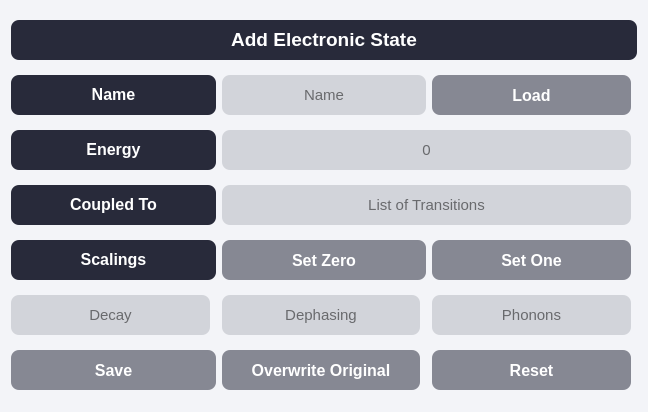
Above: add_electronic.ui from davidbauch/QDaCC-GUI before the change. Below: the same form after it.
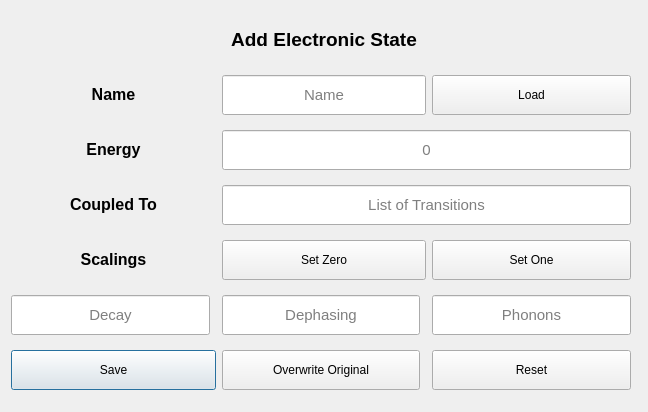
That is the form after the change.

Patch:
```diff
--- a/add_electronic.ui
+++ b/add_electronic.ui
@@ -13,50 +13,6 @@
   <property name="windowTitle">
    <string>Dialog</string>
   </property>
-  <property name="styleSheet">
-   <string notr="true">QWidget {background-color: #F3F4F8;}
-
-QPushButton {background-color: #88282A3A;  color: #FFFFFF; border-radius: 8px;  font-weight: bold; font-size: 16px; }
-QPushButton::hover {background-color: qlineargradient( x1:0 y1:0, x2:0 y2:1, stop:0.9 #D2D4DA, stop:0.91 #88282A3A);}
-QPushButton[objectName^=&quot;button_next_tab&quot;] {background-color: qlineargradient( x1:0 y1:0, x2:0 y2:1, stop:0.9 #f4501e, stop:0.91 #8d2f13);  color: #FFFFFF; border-radius: 8px; }
-QPushButton[objectName^=&quot;button_next_tab&quot;]::hover {background-color: #aaf4501e; transition: 2.5s;}
-
-QTextEdit {background-color: #D2D4DA;}
-QTextEdit::hover {background-color: #D2D4DA}
-
-QLabel {background-color: #282A3A; border-radius: 8px; color: #FFFFFF;}
-QLabel[objectName^=&quot;label_title&quot;] {background-color: #44282A3A; border-radius: 8px; color: #000000; border-bottom-right-radius: 0; border-bottom-left-radius: 0; border-bottom-width: 2px; border-bottom-color: #000000;}
-QLabel[objectName^=&quot;label_output&quot;] {background-color: #44282A3A; border-radius: 8px; color: #000000; border-top-right-radius: 0; border-top-left-radius: 0; }
-QLabel[objectName^=&quot;label_plot&quot;] {background-color: #44282A3A; border-radius: 8px; color: #000000;  border-top-right-radius: 0; border-top-left-radius: 0; }
-
-QLineEdit {border-radius: 8px;background-color: #D2D4DA; }
-QLineEdit::hover {background-color: #D2D4DA}
-
-QComboBox {border-radius: 8px; background-color: #D2D4DA;  padding-left: 10% }
-QComboBox::hover {background-color: #D2D4DA}
-
-QCheckBox {background-color: #D2D4DA;border-radius: 8px; padding-left:10% }
-QCheckBox::hover {background-color: #D2D4DA}
-
-QTextBrowser {background-color: #D2D4DA; }
-QTextBrowser[objectName^=&quot;text_output&quot;] {background-color: #44282A3A; border-radius: 8px; color: #000000; }
-
-QTabWidget::tab-bar {   border: 0px solid #282A3A;}
-QTabBar::tab {  background-color: #88282A3A;  color: white;  padding-left: 10px; padding-right:10px; padding-bottom: 10px; padding-top: 5px; font-weight: bold;}
-QTabBar::tab:selected { background-color: qlineargradient( x1:0 y1:0, x2:0 y2:1, stop:0.9 #282A3A, stop:0.91 #88282A3A); padding-right:50px; padding-left:50px; border-width: 2px; border-color: black}
-
-QScrollBar::handle:vertical {background-color: #282A3A; min-height: 30px;max-height: 20%;border-radius: 7px; margin: 0}
-QScrollBar::handle:vertical:hover{background-color: #88282A3A;}
-QScrollBar::handle:vertical:pressed {background-color: #f4501e;}
-QScrollBar::sub-line:vertical {border: none;background-color: #f4501e;height: 15px;border-top-left-radius: 7px;border-top-right-radius: 7px;subcontrol-position: top;subcontrol-origin: 0;max-height: 20%;}
-QScrollBar::sub-line:vertical:hover {background-color: #88282A3A;}
-QScrollBar::sub-line:vertical:pressed {background-color: #f4501e;}
-QScrollBar::add-line:vertical {border: none;background-color: #f4501e;height: 15px;border-bottom-left-radius: 7px;border-bottom-right-radius: 7px;subcontrol-position: bottom;subcontrol-origin: 0;max-height: 20%;}
-QScrollBar::add-line:vertical:hover {background-color: #88282A3A;}
-QScrollBar::add-line:vertical:pressed {background-color: #f4501e;}
-QScrollBar::up-arrow:vertical, QScrollBar::down-arrow:vertical {background: none;}
-QScrollBar::add-page:vertical, QScrollBar::sub-page:vertical {background: none;}</string>
-  </property>
   <layout class="QGridLayout" name="gridLayout">
    <item row="3" column="0" colspan="2">
     <widget class="QLabel" name="label_11">
```
